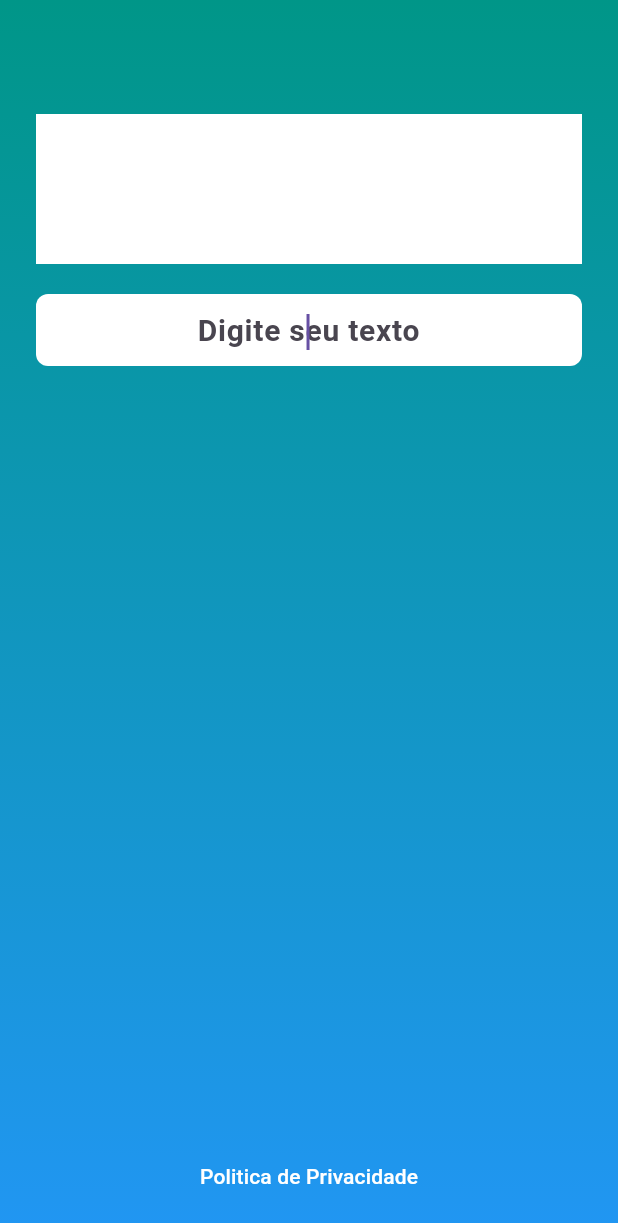
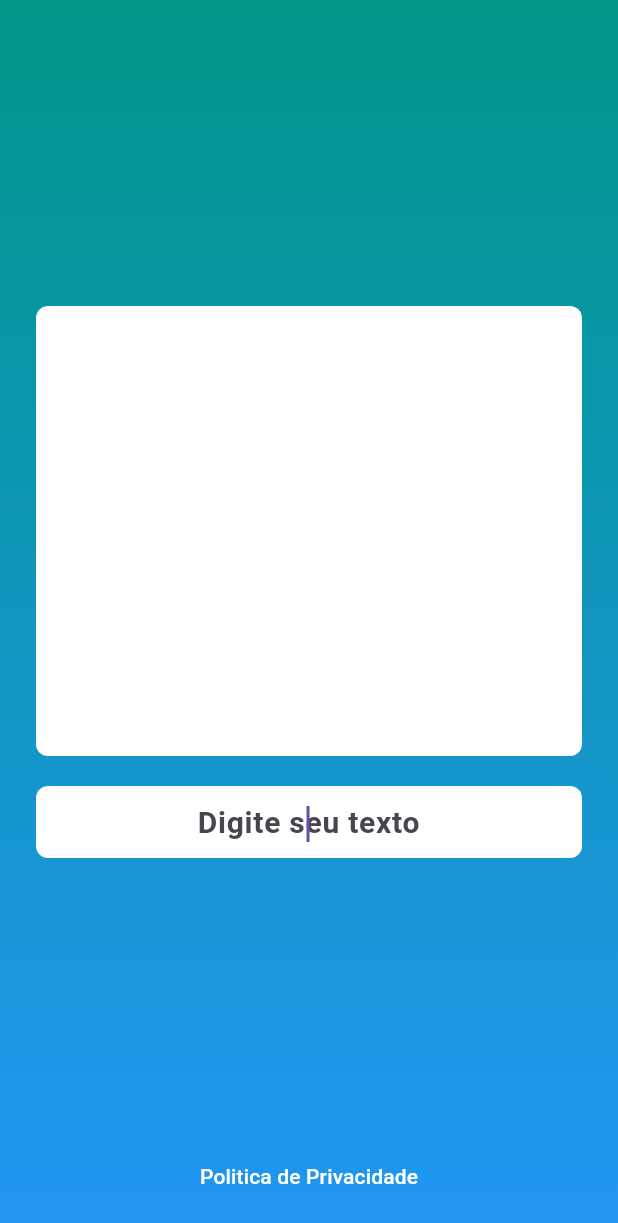
Before and after one commit to MeMacedo/mobxTest, a Flutter app: the InfoScreen screen opened by its route, on a phone screen of 412 x 824 dp. Shown: the top 1223 px of the screen. Run offline on Flutter 3.47's test engine with Material 2 defaults, Android fonts, the phone set to English and light mode, and no system bars; our stand-ins replace flutter_mobx, mobx, shared_preferences; accounts and stored records are empty; generated files the repository leaves out were written again.

Commit message:
Edit InfoScreen layout

```diff
--- a/lib/main.dart
+++ b/lib/main.dart
@@ -23,7 +23,7 @@ class MyApp extends StatelessWidget {
       initialRoute: '/',
       routes: {
         '/': (context) => LoginView(),
-        'infos': (context) => const InfoScreen()
+        'infos': (context) => InfoScreen()
       },
       title: 'Mobx Test',
       theme: ThemeData(
--- a/lib/models/observables/info_list.dart
+++ b/lib/models/observables/info_list.dart
@@ -12,7 +12,7 @@ class InfoList extends _InfoListModel with _$InfoList {
 
     infos.infoList = ObservableList.of(infoList);
 
-    return InfoList();
+    return infos;
   }
 }
 
@@ -26,19 +26,19 @@ abstract class _InfoListModel with Store {
   int get length => infoList.length;
 
   @action
-  void addInfo(String description) async {
+  Future<void> addInfo(String description) async {
     infoList.add(description);
     await SharedPreferencesService().setInfos(infoList.toList());
   }
 
   @action
-  void removeInfo(int index) async {
+  Future<void> removeInfo(int index) async {
     infoList.removeAt(index);
     await SharedPreferencesService().setInfos(infoList.toList());
   }
 
   @action
-  void editInfo(String info, int index) async {
+  Future<void> editInfo(String info, int index) async {
     infoList[index] = info;
     await SharedPreferencesService().setInfos(infoList.toList());
   }
--- a/lib/screens/info/info_screen.dart
+++ b/lib/screens/info/info_screen.dart
@@ -1,26 +1,26 @@
 import 'package:app/components/common/privacy_policy.dart';
+import 'package:app/main.dart';
 import 'package:app/models/observables/info_list.dart';
 import 'package:app/services/shared_preferences_service.dart';
 import 'package:flutter/material.dart';
+import 'package:flutter_mobx/flutter_mobx.dart';
+import 'package:mobx/mobx.dart' as Mob;
 
 class InfoScreen extends StatefulWidget {
-  const InfoScreen({super.key});
+  InfoScreen({super.key});
 
   @override
   State<InfoScreen> createState() => _InfoScreenState();
 }
 
 class _InfoScreenState extends State<InfoScreen> {
-  @override
-  void initState() {
-    infos =
-        InfoList.fromStringList(SharedPreferencesService().getInfos() ?? []);
-    super.initState();
-  }
-
+  final TextEditingController _textController = TextEditingController();
+  String helpText = "Digite seu texto";
+  int currentIndex = 0;
   FocusNode inputFocus = FocusNode();
 
-  late final InfoList infos;
+  final InfoList infos =
+      InfoList.fromStringList(SharedPreferencesService().getInfos() ?? []);
 
   final GlobalKey<FormState> _formKey = GlobalKey<FormState>();
 
@@ -45,8 +45,9 @@ class _InfoScreenState extends State<InfoScreen> {
                 textStyle: Theme.of(context).textTheme.labelLarge,
               ),
               child: const Text('Sim'),
-              onPressed: () {
-                infos.removeInfo(index);
+              onPressed: () async {
+                await infos.removeInfo(index);
+                navigatorKey.currentState?.pop();
               },
             ),
           ],
@@ -55,11 +56,38 @@ class _InfoScreenState extends State<InfoScreen> {
     );
   }
 
+  _editInfo(index) {
+    setState(() {
+      helpText = "Edite seu texto";
+      currentIndex = index;
+    });
+  }
+
   _getInfoCard(int index, BuildContext context) {
     return Row(
       children: [
-        Text(infos.infoList[index]),
-        const Icon(Icons.person),
+        Padding(
+          padding: const EdgeInsets.only(
+            left: 16,
+            right: 24,
+          ),
+          child: Text(
+            infos.infoList[index],
+            style: const TextStyle(fontWeight: FontWeight.bold),
+            textAlign: TextAlign.center,
+            overflow: TextOverflow.ellipsis,
+          ),
+        ),
+        const Spacer(),
+        IconButton(
+          icon: const Icon(
+            Icons.edit,
+            color: Colors.black,
+          ),
+          onPressed: () {
+            _editInfo(index);
+          },
+        ),
         IconButton(
           onPressed: () => _confirmDeletion(context, index),
           icon: const Icon(
@@ -74,44 +102,61 @@ class _InfoScreenState extends State<InfoScreen> {
   Container _getInfoListing(BuildContext context) {
     return Container(
         padding: const EdgeInsets.only(bottom: 24),
-      height: 100,
+        height: 300,
+        decoration: const BoxDecoration(
           color: Colors.white,
-      child: ListView.separated(
-        separatorBuilder: (BuildContext context, int index) => const Divider(),
+          borderRadius: BorderRadius.all(
+            Radius.circular(8),
+          ),
+        ),
+        child: Observer(
+          builder: (_) => ListView.separated(
+            separatorBuilder: (BuildContext context, int index) =>
+                const Divider(),
             itemBuilder: (context, index) => _getInfoCard(index, context),
             itemCount: infos.length,
           ),
-    );
+        ));
   }
 
   Form _getInfoInput() {
     return Form(
       key: _formKey,
-      child: TextFormField(
+      child: Observer(
+        builder: (_) => TextFormField(
           textAlign: TextAlign.center,
-        decoration: const InputDecoration(
+          decoration: InputDecoration(
             contentPadding: EdgeInsets.zero,
             fillColor: Colors.white,
             filled: true,
             floatingLabelBehavior: FloatingLabelBehavior.always,
-          border: OutlineInputBorder(
+            border: const OutlineInputBorder(
               borderSide: BorderSide.none,
               borderRadius: BorderRadius.all(
                 Radius.circular(8),
               ),
             ),
-          hintText: "Digite seu texto",
-          hintStyle: TextStyle(
+            hintText: helpText,
+            hintStyle: const TextStyle(
               fontSize: 20,
               fontWeight: FontWeight.bold,
             ),
           ),
           onFieldSubmitted: (input) async {
             if (_formKey.currentState!.validate()) {
+              if (helpText == "Digite seu texto") {
                 infos.addInfo(input);
+              } else {
+                await infos.editInfo(input, currentIndex);
               }
+            }
+            setState(() {
+              helpText = "Digite seu texto";
+              _textController.text = '';
+            });
             inputFocus.requestFocus();
           },
+          controller: _textController,
           validator: (input) {
             if (input == null || input.isEmpty) {
               return "Preencha a informação.";
@@ -120,6 +165,7 @@ class _InfoScreenState extends State<InfoScreen> {
           },
           autofocus: true,
           focusNode: inputFocus,
+        ),
       ),
     );
   }
@@ -144,9 +190,9 @@ class _InfoScreenState extends State<InfoScreen> {
         ),
         child: Column(
           children: [
+            const Spacer(),
             Padding(
               padding: const EdgeInsets.only(
-                top: 60,
                 bottom: 20,
               ),
               child: _getInfoListing(context),
--- a/lib/screens/login/login_screen.dart
+++ b/lib/screens/login/login_screen.dart
@@ -37,6 +37,7 @@ class LoginView extends StatelessWidget {
 
   TextFormField _getUserPassword() {
     return TextFormField(
+      obscureText: true,
       decoration: const InputDecoration(
         contentPadding: EdgeInsets.zero,
         fillColor: Colors.white,
@@ -79,9 +80,9 @@ class LoginView extends StatelessWidget {
           navigatorKey.currentState!.pushNamed('infos');
         }
       },
-      child: SizedBox(
+      child: const SizedBox(
         width: 80,
-        child: const Text(
+        child: Text(
           'Entrar',
           textAlign: TextAlign.center,
           style: TextStyle(color: Colors.white, fontWeight: FontWeight.w700),
--- a/pubspec.yaml
+++ b/pubspec.yaml
@@ -41,6 +41,7 @@ dependencies:
   mobx_codegen: ^2.4.0
   json_annotation: ^4.8.1
   build_runner: ^2.4.6
+  flutter_mobx: ^2.1.1
 
 dev_dependencies:
   flutter_test:
```
Also changed, not shown: lib/models/observables/info_list.g.dart, pubspec.lock. Lines whose indentation alone changed are shown as unchanged.
